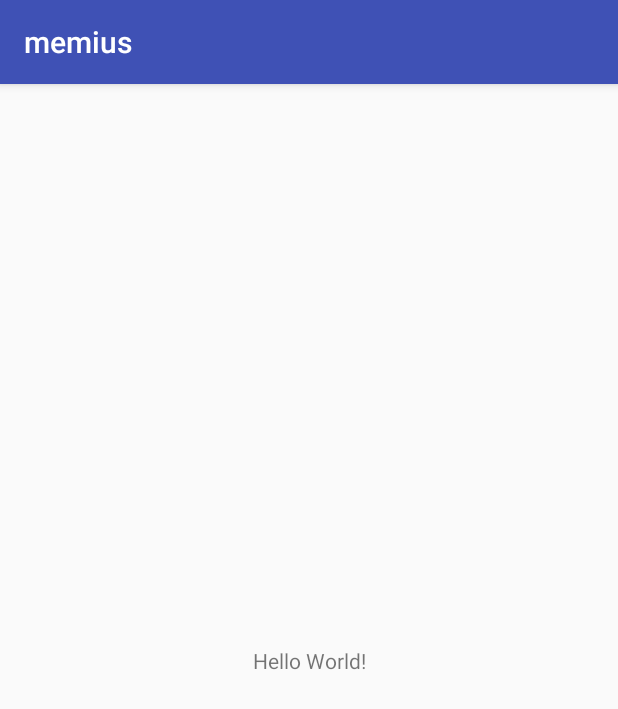
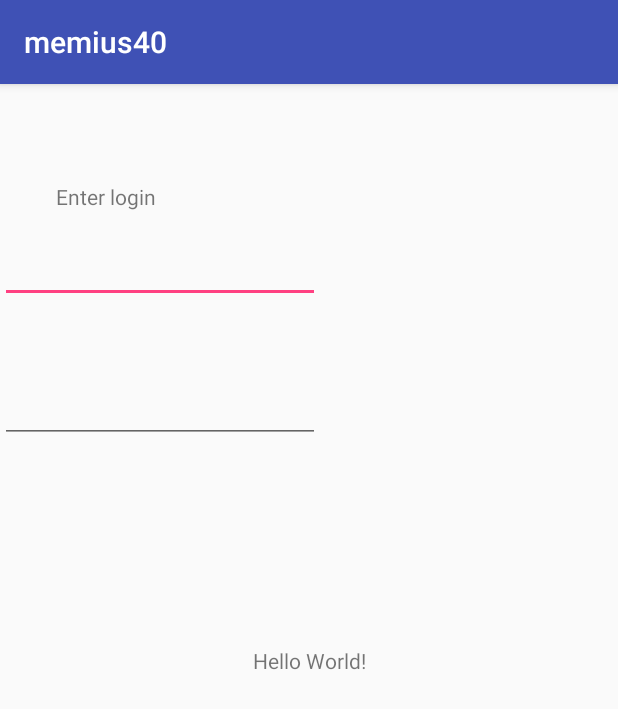
Before and after one commit to svjat32/memius, an Android app: the screen it shows after launch (MainActivity), on a phone screen of 412 x 824 dp. Shown: the top 709 px of the screen. Run offline under Robolectric (Android 15) with nearby library versions, the light colour scheme and no system bars; libraries missing offline, so code that uses them is left out: com.mashape.unirest; 2 statements that could not run were skipped.

Commit message:
Client replace

```diff
--- a/client/app/src/main/AndroidManifest.xml
+++ b/client/app/src/main/AndroidManifest.xml
@@ -1,6 +1,10 @@
 <?xml version="1.0" encoding="utf-8"?>
 <manifest xmlns:android="http://schemas.android.com/apk/res/android"
-    package="com.memius.memius">
+    package="memius.com.memius40">
+
+    <uses-permission android:name="android.permission.INTERNET" />
+    <uses-permission android:name="android.permission.ACCESS_NETWORK_STATE" />
+    <uses-permission android:name="android.permission.ACCESS_WIFI_STATE" />
 
     <application
         android:allowBackup="true"
--- /dev/null
+++ b/client/app/src/main/java/memius/com/memius40/MainActivity.java
@@ -0,0 +1,35 @@
+package memius.com.memius40;
+
+import android.support.v7.app.AppCompatActivity;
+import android.os.Bundle;
+import com.mashape.unirest.http.*;
+import org.json.*;
+
+import com.mashape.unirest.http.HttpResponse;
+import com.mashape.unirest.http.Unirest;
+
+public class MainActivity extends AppCompatActivity {
+
+    @Override
+    protected void onCreate(Bundle savedInstanceState) {
+        super.onCreate(savedInstanceState);
+
+//        try {
+//            String url = "http://91.225.131.175:8000/cgi-bin/reg.py";
+//            HttpResponse<String> jsonResponse = Unirest.post(url)
+//                    .header("content-type", "application/x-www-form-urlencoded")
+//                    .body("Username=" + "user" + "&Password=" + "pass" + "&E-mail=" + "email")
+//                    .asString();
+//
+//            String status = jsonResponse.toString();
+//            //String status = jsonResponse.getBody().getObject().getString("Status");
+//            System.out.println(status);
+//        }
+//        catch(Exception e) {
+//            System.out.println("Error: " + e.toString());
+//        }
+        new RegistrationTask().execute("");
+
+        setContentView(R.layout.activity_main);
+    }
+}
--- /dev/null
+++ b/client/app/src/main/java/memius/com/memius40/RegistrationTask.java
@@ -0,0 +1,42 @@
+package memius.com.memius40;
+
+import android.os.AsyncTask;
+
+import com.mashape.unirest.http.HttpResponse;
+import com.mashape.unirest.http.Unirest;
+import org.json.*;
+
+/**
+ * Created by lexay on 18.11.2017.
+ */
+
+class RegistrationTask extends AsyncTask<String, Void, String> {
+
+    private Exception exception;
+
+    protected String doInBackground(String... urls) {
+        try {
+            String url = "http://91.225.131.175:8000/cgi-bin/reg.py";
+            HttpResponse<String> jsonResponse = Unirest.post(url)
+                    .header("content-type", "application/x-www-form-urlencoded")
+                    .body("Username=" + "user" + "&Password=" + "pass" + "&E-mail=" + "email")
+                    .asString();
+
+
+            JSONObject responseBody = new JSONObject(jsonResponse.getBody().toString());
+            String status = responseBody.getString("Status");
+
+
+            return "ok";
+        }
+        catch(Exception e) {
+            System.out.println("Error: " + e.toString());
+            return null;
+        }
+    }
+
+    protected void onPostExecute(String feed) {
+        // TODO: check this.exception
+        // TODO: do something with the feed
+    }
+}
--- a/client/app/src/main/res/layout/activity_main.xml
+++ b/client/app/src/main/res/layout/activity_main.xml
@@ -4,7 +4,7 @@
     xmlns:tools="http://schemas.android.com/tools"
     android:layout_width="match_parent"
     android:layout_height="match_parent"
-    tools:context="com.memius.memius.MainActivity">
+    tools:context="memius.com.memius40.MainActivity">
 
     <TextView
         android:layout_width="wrap_content"
@@ -15,4 +15,38 @@
         app:layout_constraintRight_toRightOf="parent"
         app:layout_constraintTop_toTopOf="parent" />
 
+    <EditText
+        android:id="@+id/editText"
+        android:layout_width="wrap_content"
+        android:layout_height="wrap_content"
+        android:layout_marginBottom="8dp"
+        android:layout_marginTop="8dp"
+        android:ems="10"
+        android:inputType="textPersonName"
+        app:layout_constraintBottom_toBottomOf="parent"
+        app:layout_constraintTop_toTopOf="parent"
+        app:layout_constraintVertical_bias="0.131"
+        tools:layout_editor_absoluteX="1dp" />
+
+    <EditText
+        android:id="@+id/editText2"
+        android:layout_width="wrap_content"
+        android:layout_height="wrap_content"
+        android:layout_marginTop="48dp"
+        android:ems="10"
+        android:inputType="textPassword"
+        app:layout_constraintTop_toBottomOf="@+id/editText"
+        tools:layout_editor_absoluteX="1dp" />
+
+    <TextView
+        android:id="@+id/textView2"
+        android:layout_width="wrap_content"
+        android:layout_height="wrap_content"
+        android:layout_marginBottom="16dp"
+        android:layout_marginEnd="308dp"
+        android:text="Enter login"
+        android:visibility="visible"
+        app:layout_constraintBottom_toTopOf="@+id/editText"
+        app:layout_constraintEnd_toEndOf="parent" />
+
 </android.support.constraint.ConstraintLayout>
--- a/client/app/src/main/res/values/strings.xml
+++ b/client/app/src/main/res/values/strings.xml
@@ -1,3 +1,3 @@
 <resources>
-    <string name="app_name">memius</string>
+    <string name="app_name">memius40</string>
 </resources>
```
Also changed, not shown: client/app/build.gradle (+8 -1 lines), client/app/src/main/java/com/memius/memius/MainActivity.java (deleted, +0 -13 lines), client/gradle/wrapper/gradle-wrapper.properties, 4 other files.
